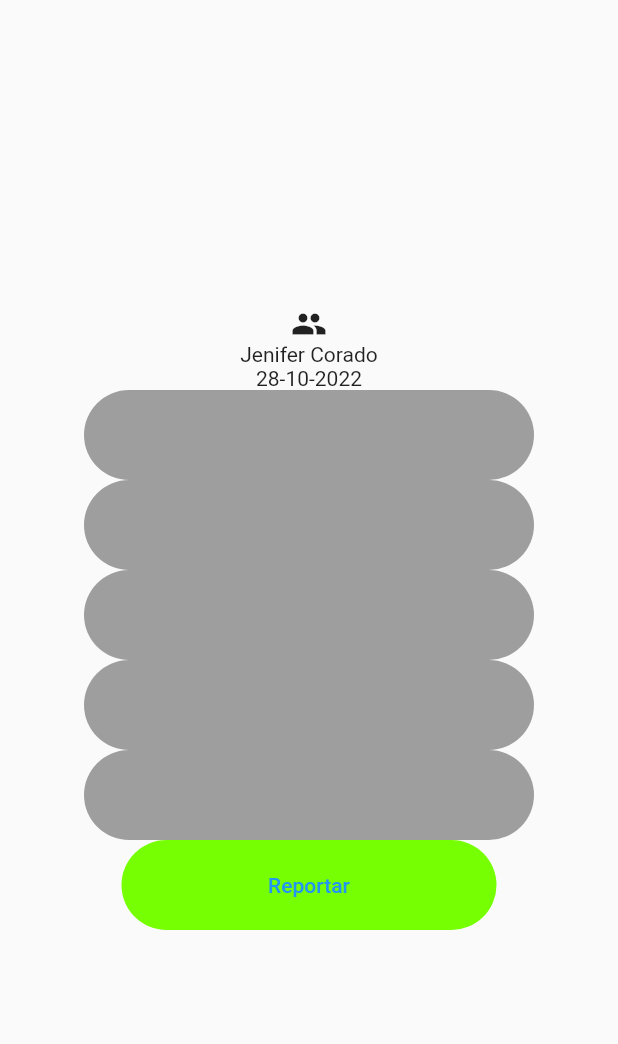
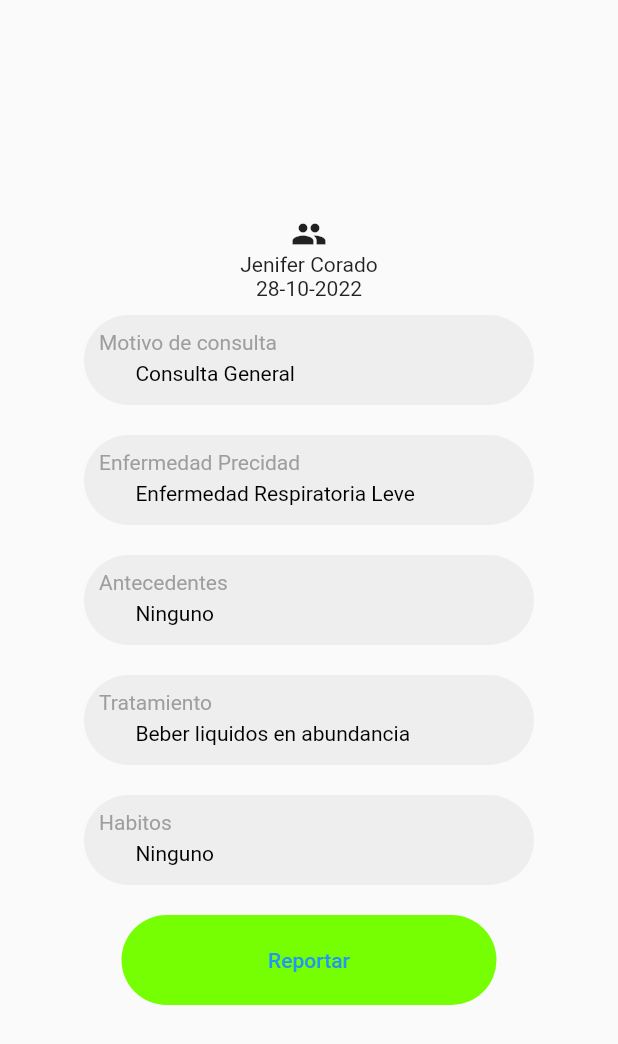
Before and after one commit to Jenifer100/medicia, a Flutter app: the menuPage screen opened directly, after a tap on an icon or button, on a phone screen of 412 x 824 dp. Shown: the top 1044 px of the screen. Run offline on Flutter 3.47's test engine with Material 2 defaults, Android fonts, the phone set to English and light mode, and no system bars; drawn by our look-alikes of screenshot; our stand-ins replace image_gallery_saver, permission_handler.

Commit message:
final commit

```diff
--- a/lib/resultPage.dart
+++ b/lib/resultPage.dart
@@ -43,46 +43,107 @@ class _SecoundpageState extends State<Secoundpage> {
                 Container(
                   height: 60,
                   width: 300,
+                    margin: EdgeInsets.symmetric(vertical: 10),
+                    padding: EdgeInsets.all(10),
                     decoration: BoxDecoration(
-                        color: Colors.grey,
+                        color: Colors.grey[200],
                         borderRadius: BorderRadius.circular(40)
-                    )
+                    ),
+                  child: Column(
+                    crossAxisAlignment: CrossAxisAlignment.start,
+                    children: [
+                      Text("Motivo de consulta", style: TextStyle(color: Colors.grey[500]),),
+                      Container(
+                        height: 5,
+                      ),
+                      Text("       Consulta General", style: TextStyle(color: Colors.black),),
+                    ],
+                  ),
                 ),
                 Container(
                   height: 60,
                   width: 300,
+                    margin: EdgeInsets.symmetric(vertical: 10),
+                  padding: EdgeInsets.all(10),
                     decoration: BoxDecoration(
-                        color: Colors.grey,
+                        color: Colors.grey[200],
                         borderRadius: BorderRadius.circular(40)
-                    )
+                    ),
+                  child: Column(
+                    crossAxisAlignment: CrossAxisAlignment.start,
+                    children: [
+                      Text("Enfermedad Precidad", style: TextStyle(color: Colors.grey[500]),),
+                      Container(
+                        height: 5,
+                      ),
+                      Text("       Enfermedad Respiratoria Leve", style: TextStyle(color: Colors.black),),
+                    ],
+                  ),
                 ),
                 Container(
                   height: 60,
                   width: 300,
+                    margin: EdgeInsets.symmetric(vertical: 10),
+                  padding: EdgeInsets.all(10),
                     decoration: BoxDecoration(
-                        color: Colors.grey,
+                        color: Colors.grey[200],
                         borderRadius: BorderRadius.circular(40)
-                    )
+                    ),
+                  child: Column(
+                    crossAxisAlignment: CrossAxisAlignment.start,
+                    children: [
+                      Text("Antecedentes", style: TextStyle(color: Colors.grey[500]),),
+                      Container(
+                        height: 5,
+                      ),
+                      Text("       Ninguno", style: TextStyle(color: Colors.black),),
+                    ],
+                  ),
                 ),
                 Container(
                   height: 60,
                   width: 300,
+                    margin: EdgeInsets.symmetric(vertical: 10),
+                  padding: EdgeInsets.all(10),
                     decoration: BoxDecoration(
-                        color: Colors.grey,
+                        color: Colors.grey[200],
                         borderRadius: BorderRadius.circular(40)
-                    )
+                    ),
+                  child: Column(
+                    crossAxisAlignment: CrossAxisAlignment.start,
+                    children: [
+                      Text("Tratamiento", style: TextStyle(color: Colors.grey[500]),),
+                      Container(
+                        height: 5,
+                      ),
+                      Text("       Beber liquidos en abundancia", style: TextStyle(color: Colors.black),),
+                    ],
+                  ),
                 ),
                 Container(
                     height: 60,
                     width: 300,
+                    margin: EdgeInsets.symmetric(vertical: 10),
+                  padding: EdgeInsets.all(10),
                     decoration: BoxDecoration(
-                        color: Colors.grey,
+                        color: Colors.grey[200],
                         borderRadius: BorderRadius.circular(40)
-                    )
+                    ),
+                  child: Column(
+                    crossAxisAlignment: CrossAxisAlignment.start,
+                    children: [
+                      Text("Habitos", style: TextStyle(color: Colors.grey[500]),),
+                      Container(
+                        height: 5,
+                      ),
+                      Text("       Ninguno", style: TextStyle(color: Colors.black),),
+                    ],
+                  ),
                 ),
                 Container(
                   height: 60,
                   width: 250,
+                  margin: EdgeInsets.symmetric(vertical: 10),
                   decoration: BoxDecoration(
                       color: Colors.lightGreenAccent[400],
                       borderRadius: BorderRadius.circular(40)
```
